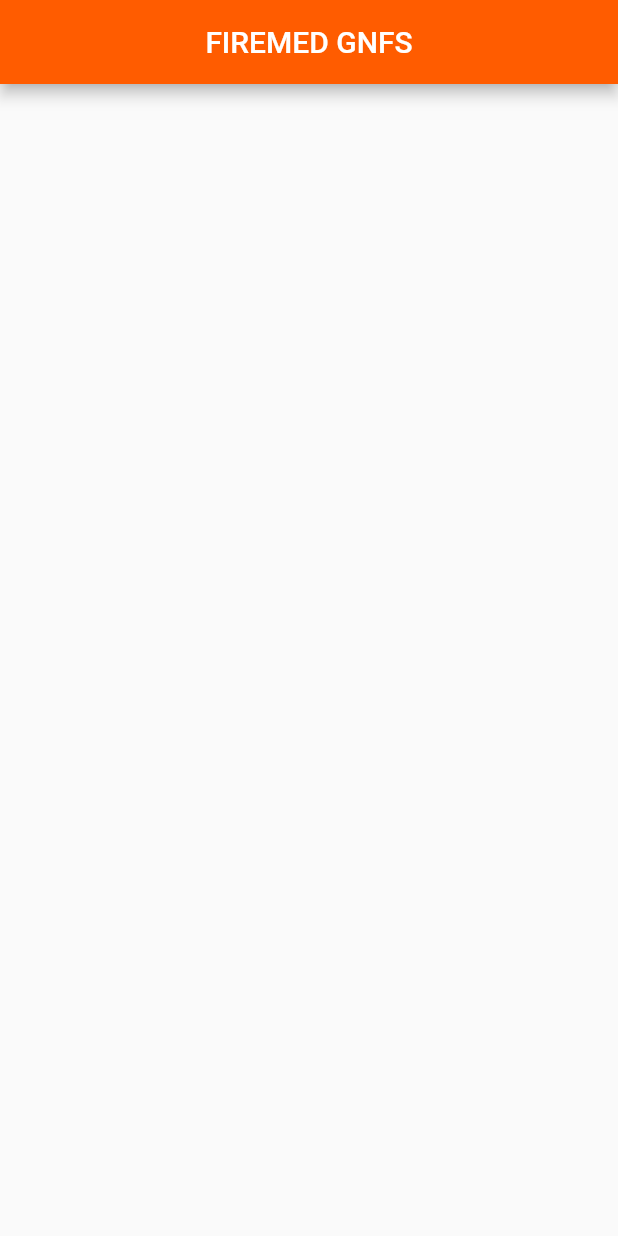
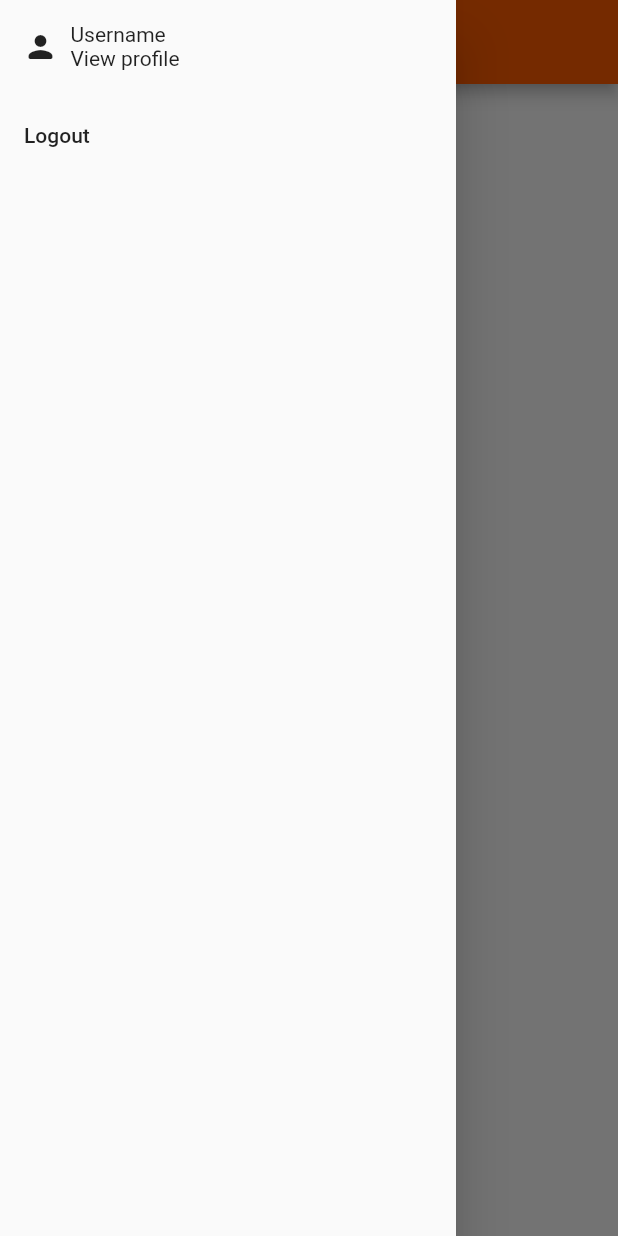
Before and after one commit to Antenor452/FireMed_GNFS, a Flutter app: the screen it shows once a user with an empty profile is signed in, with the side drawer open (before the commit the screen has no drawer), on a phone screen of 412 x 824 dp. Run offline on Flutter 3.47's test engine with Material 2 defaults, Android fonts, the phone set to English and light mode, and no system bars; our stand-ins replace cloud_firestore, firebase_auth, firebase_core, firebase_database, google_fonts; accounts and stored records are empty.

Commit message:
drawer items update

```diff
--- a/lib/pages/Dashboard.dart
+++ b/lib/pages/Dashboard.dart
@@ -1,4 +1,5 @@
 import 'package:cloud_firestore/cloud_firestore.dart';
+import 'package:final_year_project_gnfs/widgets/draweritems.dart';
 import 'package:flutter/material.dart';
 import 'package:firebase_database/firebase_database.dart';
 
@@ -21,6 +22,7 @@ class _DashboardState extends State<Dashboard> {
         centerTitle: true,
         backgroundColor: Color(0xFFFF5C00),
       ),
+      drawer: DrawerItems(),
       body: Container(),
     );
   }
--- a/lib/widgets/draweritems.dart
+++ b/lib/widgets/draweritems.dart
@@ -0,0 +1,42 @@
+import 'package:final_year_project_gnfs/pages/Login.dart';
+import 'package:firebase_auth/firebase_auth.dart';
+import 'package:flutter/material.dart';
+
+class DrawerItems extends StatelessWidget {
+  const DrawerItems({Key? key}) : super(key: key);
+
+  @override
+  Widget build(BuildContext context) {
+    return Container(
+      color: Colors.orange,
+      child: Drawer(
+        child: ListView(
+          children: [
+            Container(
+              margin: EdgeInsets.symmetric(horizontal: 15, vertical: 15),
+              child: Row(
+                children: [
+                  Container(child: Icon(Icons.person_rounded)),
+                  SizedBox(width: 8),
+                  Column(
+                    mainAxisAlignment: MainAxisAlignment.start,
+                    crossAxisAlignment: CrossAxisAlignment.start,
+                    children: [Text('Username'), Text('View profile')],
+                  )
+                ],
+              ),
+            ),
+            ListTile(
+              title: Text('Logout'),
+              onTap: () {
+                Navigator.of(context).pushAndRemoveUntil(
+                    MaterialPageRoute(builder: (context) => Login()),
+                    (route) => false);
+              },
+            )
+          ],
+        ),
+      ),
+    );
+  }
+}
```
